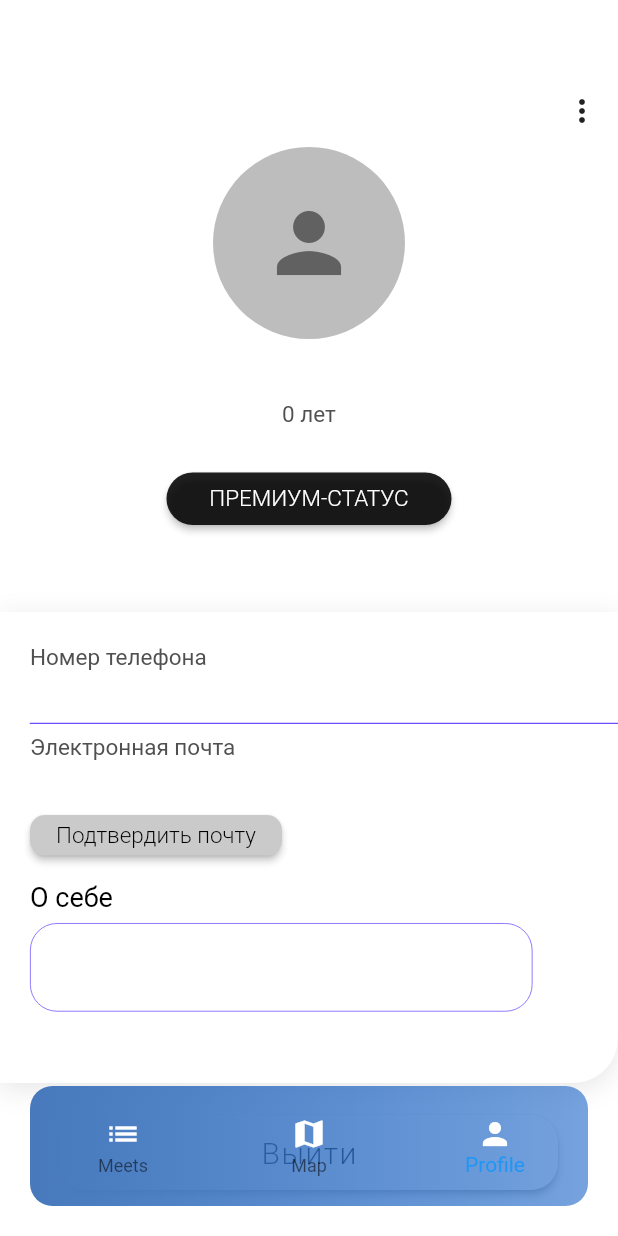
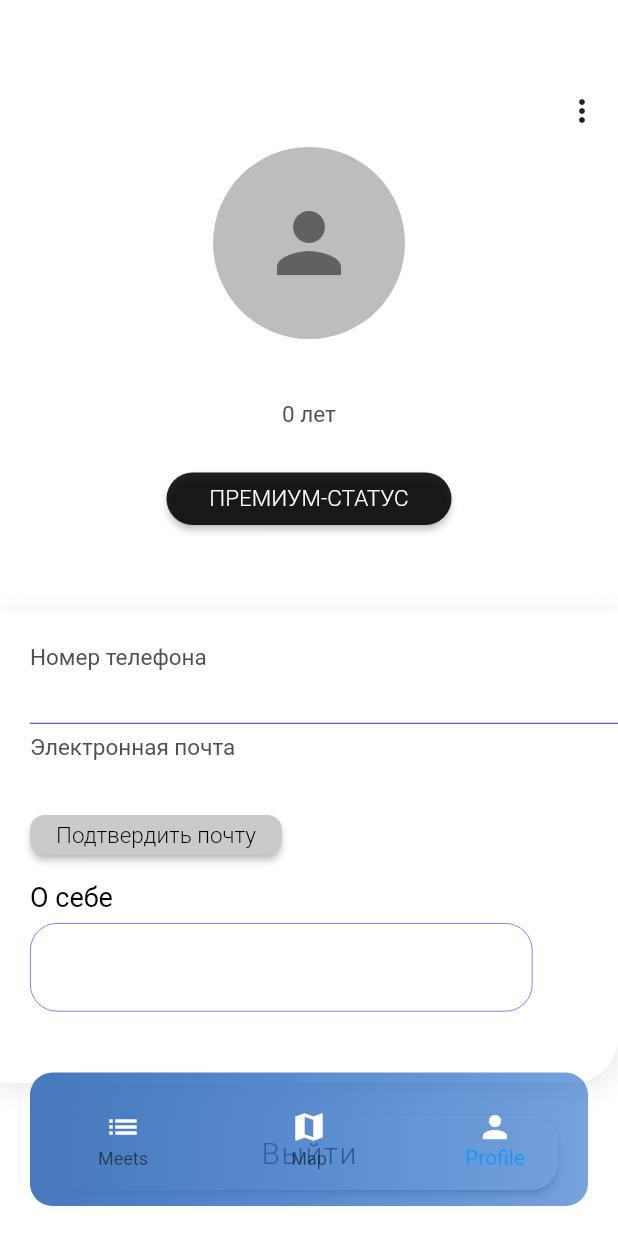
Before and after one commit to anpoda-agency/quick_meet, a Flutter app: the ProfilePage screen opened by its route, on a phone screen of 412 x 824 dp. Run offline on Flutter 3.47's test engine with Material 2 defaults, Android fonts, the phone set to English and light mode, and no system bars; our stand-ins replace cached_network_image, dio, flutter_bloc, flutter_native_splash, geolocator, get_it and 5 more; missing offline and left inert: yandex_mapkit; accounts and stored records are empty; Roboto replaces fonts that are missing (Comfortaa, SF Pro Text).

Commit message:
first_ios_run

```diff
--- a/lib/core/constants.dart
+++ b/lib/core/constants.dart
@@ -9,10 +9,10 @@ abstract class AppConstants {
   static const bool makeCurlClipboard = false;
 
   // base url
-  static const String baseUrl = "http://84.201.161.113:8080/api/v1";
+  static const String baseUrl = "http://158.160.66.147:8080/api/v1";
 
   // url for get image
-  static const String baseImageUrl = "http://84.201.161.113:9000/";
+  static const String baseImageUrl = "http://158.160.66.147:9000/";
 
   //activation-code-controller urls
   static const String sendUrl = "/auth/code/send";
--- a/lib/features/home/home_page.dart
+++ b/lib/features/home/home_page.dart
@@ -25,7 +25,7 @@ class ScaffoldNavBar extends StatelessWidget {
                   right: 0,
                   bottom: 20,
                   child: Container(
-                    height: 80,
+                    height: 89,
                     margin: const EdgeInsets.only(left: 20, right: 20),
                     decoration: BoxDecoration(
                       gradient: LinearGradient(colors: [
```
Also changed, not shown: pubspec.lock, 11 other files.
